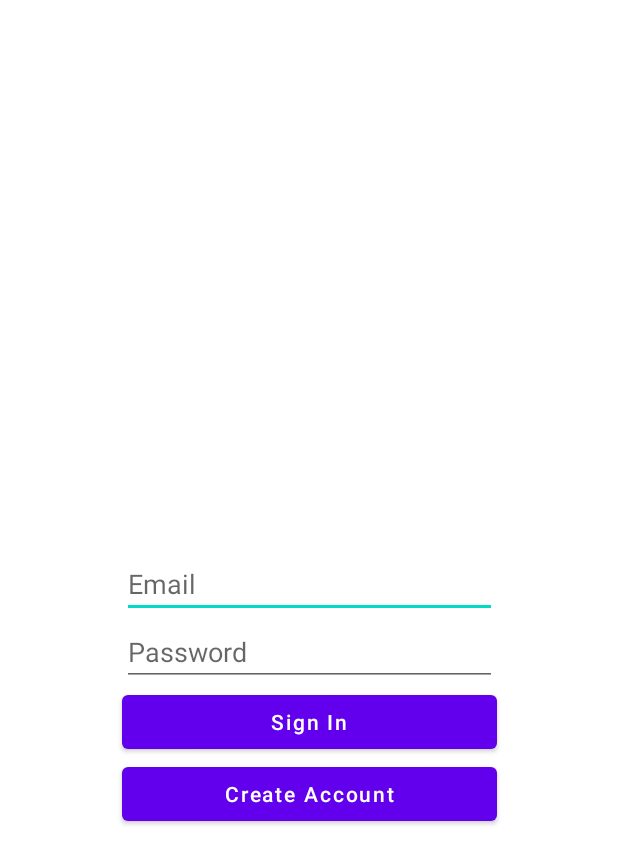
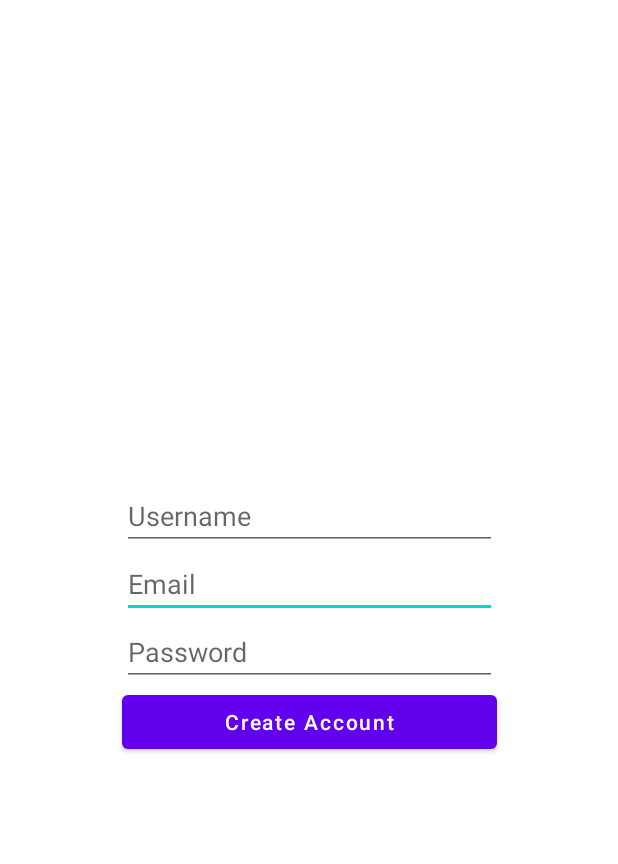
Before and after one commit to FASius/Map, an Android app: the layout fragment_create_account.xml on its own in the app's theme, with its tools: preview values and no code run, on a phone screen of 412 x 824 dp. Shown: the top 864 px of the screen. Run offline under Robolectric (Android 15) with nearby library versions, the light colour scheme and no system bars.

Commit message:
Add create account view model and fix create account screen

```diff
--- a/app/src/main/res/layout/fragment_create_account.xml
+++ b/app/src/main/res/layout/fragment_create_account.xml
@@ -1,12 +1,10 @@
 <?xml version="1.0" encoding="utf-8"?>
 <androidx.constraintlayout.widget.ConstraintLayout xmlns:android="http://schemas.android.com/apk/res/android"
+    xmlns:app="http://schemas.android.com/apk/res-auto"
     xmlns:tools="http://schemas.android.com/tools"
     android:layout_width="match_parent"
     android:layout_height="match_parent"
-    xmlns:app="http://schemas.android.com/apk/res-auto"
-    android:gravity="center"
-    android:orientation="vertical"
-    tools:context=".auth.SignInFragment">
+    tools:context=".auth.CreateAccountFragment">
 
     <EditText
         android:id="@+id/email_edit_text"
@@ -19,6 +17,16 @@
         app:layout_constraintStart_toStartOf="parent" />
 
     <EditText
+        android:id="@+id/username_edit_text"
+        android:layout_width="250dp"
+        android:layout_height="wrap_content"
+        android:hint="@string/username"
+        android:inputType="text"
+        app:layout_constraintBottom_toTopOf="@+id/email_edit_text"
+        app:layout_constraintEnd_toEndOf="parent"
+        app:layout_constraintStart_toStartOf="parent" />
+
+    <EditText
         android:id="@+id/password_edit_text"
         android:layout_width="250dp"
         android:layout_height="wrap_content"
@@ -26,27 +34,7 @@
         android:inputType="textPassword"
         app:layout_constraintEnd_toEndOf="parent"
         app:layout_constraintStart_toStartOf="parent"
-        app:layout_constraintTop_toTopOf="@+id/progressBar" />
-
-    <ProgressBar
-        android:id="@+id/progressBar"
-        android:layout_width="match_parent"
-        android:layout_height="wrap_content"
-        android:visibility="gone"
-        app:layout_constraintBottom_toBottomOf="parent"
-        app:layout_constraintEnd_toEndOf="parent"
-        app:layout_constraintStart_toStartOf="parent"
-        app:layout_constraintTop_toTopOf="parent" />
-
-    <Button
-        android:id="@+id/sign_in_button"
-        android:layout_width="250dp"
-        android:layout_height="wrap_content"
-        android:text="@string/sign_in"
-        android:textAllCaps="false"
-        app:layout_constraintEnd_toEndOf="parent"
-        app:layout_constraintStart_toStartOf="parent"
-        app:layout_constraintTop_toBottomOf="@+id/password_edit_text" />
+        app:layout_constraintTop_toTopOf="@+id/progress_bar" />
 
     <Button
         android:id="@+id/create_account_button"
@@ -56,6 +44,16 @@
         android:textAllCaps="false"
         app:layout_constraintEnd_toEndOf="parent"
         app:layout_constraintStart_toStartOf="parent"
-        app:layout_constraintTop_toBottomOf="@+id/sign_in_button" />
+        app:layout_constraintTop_toBottomOf="@+id/password_edit_text" />
+
+    <ProgressBar
+        android:id="@+id/progress_bar"
+        android:layout_width="wrap_content"
+        android:layout_height="wrap_content"
+        android:visibility="gone"
+        app:layout_constraintBottom_toBottomOf="parent"
+        app:layout_constraintEnd_toEndOf="parent"
+        app:layout_constraintStart_toStartOf="parent"
+        app:layout_constraintTop_toTopOf="parent" />
 
 </androidx.constraintlayout.widget.ConstraintLayout>
```
Also changed, not shown: app/src/main/java/com/example/map/auth/CreateAccountFragment.kt (+45 -1 lines), app/src/main/java/com/example/map/auth/CreateAccountViewModel.kt (added, +62 -0 lines).
